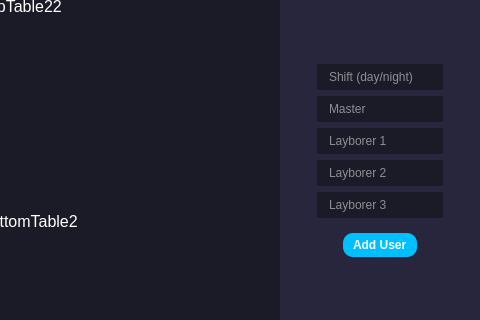
This is interface.ui in KofanovE/GuiLukplast as Qt 5 draws it before an edit; both pictures show x 850 to 1330 and y 102 to 422 of the 1330 by 670 pixel window. The edited form follows.
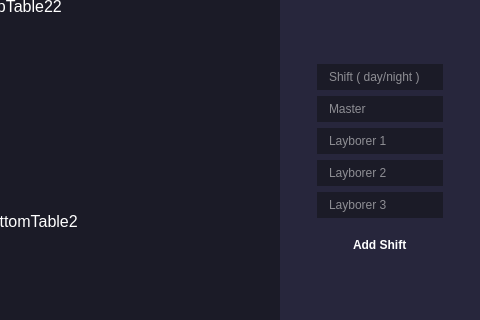
This is the edited form. Icons and pictures are not drawn. Custom widgets are drawn as their Qt base class.

```diff
--- a/interface.ui
+++ b/interface.ui
@@ -1204,7 +1204,7 @@
                 <item>
                  <widget class="QLineEdit" name="shiftEnter">
                   <property name="placeholderText">
-                   <string>Shift (day/night)</string>
+                   <string>Shift ( day/night )</string>
                   </property>
                  </widget>
                 </item>
@@ -1240,7 +1240,7 @@
               </widget>
              </item>
              <item alignment="Qt::AlignHCenter">
-              <widget class="QPushButton" name="addUserBtn">
+              <widget class="QPushButton" name="addShiftBtn">
                <property name="font">
                 <font>
                  <weight>75</weight>
@@ -1251,7 +1251,7 @@
                 <cursorShape>PointingHandCursor</cursorShape>
                </property>
                <property name="text">
-                <string>Add User</string>
+                <string>Add Shift</string>
                </property>
                <property name="icon">
                 <iconset>
```
